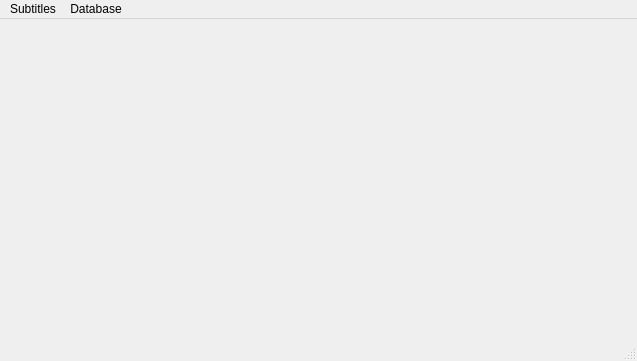
Before: the Qt Designer form src/ui/mainwindow.ui in row248/learningFromSub, drawn with Qt 5.
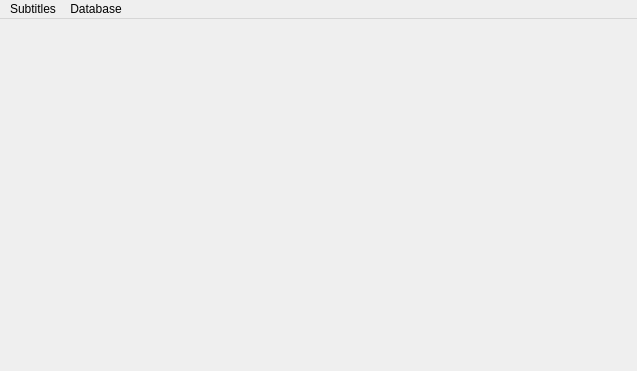
After: the same form once the commit is applied.

The edit to the form file:
```diff
--- a/src/ui/mainwindow.ui
+++ b/src/ui/mainwindow.ui
@@ -7,7 +7,7 @@
     <x>0</x>
     <y>0</y>
     <width>637</width>
-    <height>361</height>
+    <height>371</height>
    </rect>
   </property>
   <property name="focusPolicy">
@@ -47,11 +47,6 @@
    <addaction name="menuSubtitles"/>
    <addaction name="menuDatabase"/>
   </widget>
-  <widget class="QStatusBar" name="statusBar">
-   <property name="enabled">
-    <bool>true</bool>
-   </property>
-  </widget>
   <action name="actionOpen">
    <property name="text">
     <string>Open</string>
```
